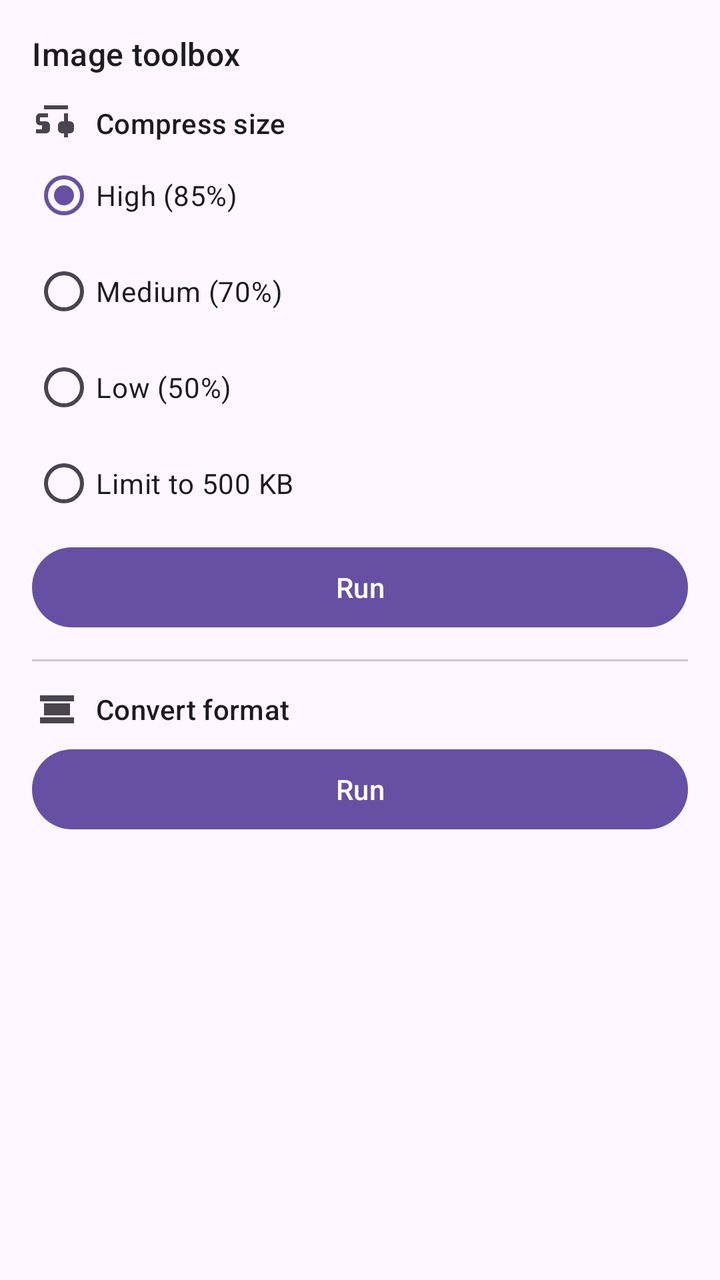
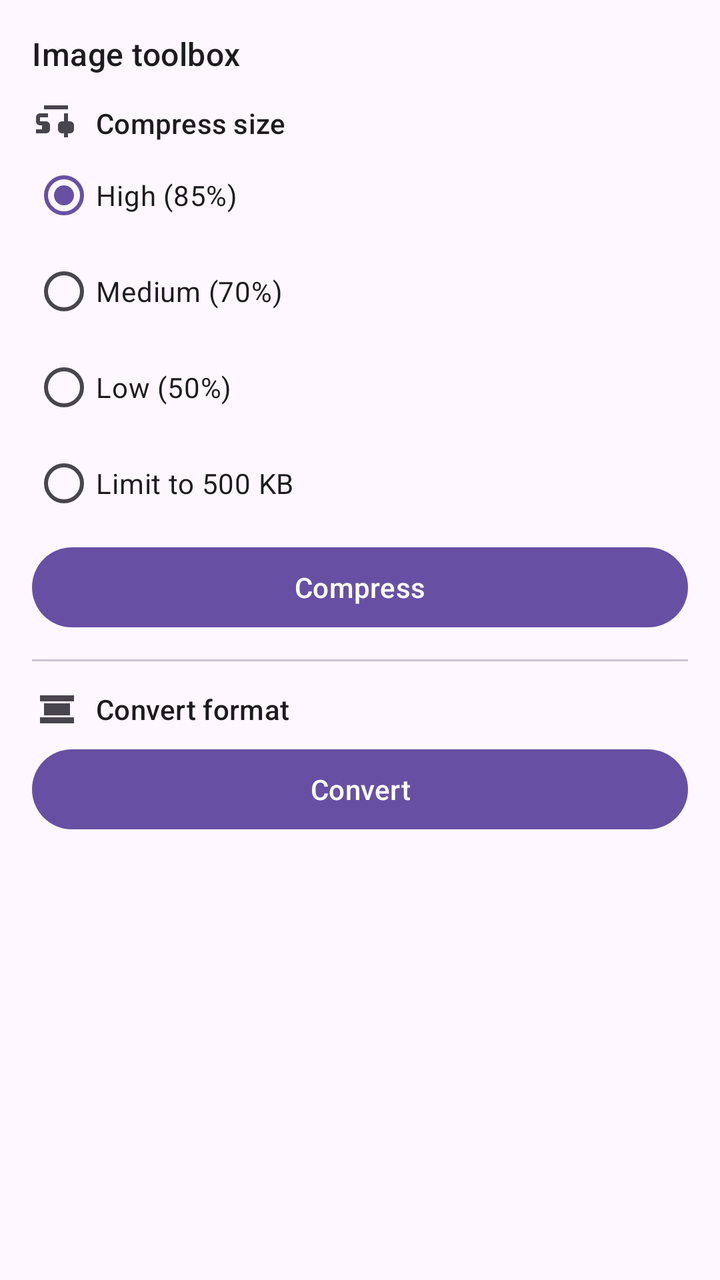

The first picture is an Android layout as it rendered before a commit; the second is the same layout after the commit. The layout source and the unified diff follow.
<!-- AndroidManifest.xml: application theme Theme.Glimpse -->
<!-- res/layout/dialog_image_toolbox.xml -->
<?xml version="1.0" encoding="utf-8"?>
<ScrollView xmlns:android="http://schemas.android.com/apk/res/android"
    xmlns:app="http://schemas.android.com/apk/res-auto"
    android:layout_width="match_parent"
    android:layout_height="wrap_content"
    android:fillViewport="true">

<LinearLayout
    android:layout_width="match_parent"
    android:layout_height="wrap_content"
    android:orientation="vertical"
    android:padding="16dp">

    <TextView
        android:layout_width="match_parent"
        android:layout_height="wrap_content"
        android:layout_marginBottom="12dp"
        android:text="@string/toolbox_title"
        android:textAppearance="?attr/textAppearanceTitleMedium" />

    
    <LinearLayout
        android:id="@+id/compressSection"
        android:layout_width="match_parent"
        android:layout_height="wrap_content"
        android:orientation="vertical">

        <TextView
            android:layout_width="wrap_content"
            android:layout_height="wrap_content"
            android:drawablePadding="8dp"
            android:gravity="center_vertical"
            android:text="@string/toolbox_compress"
            android:textAppearance="?attr/textAppearanceTitleSmall"
            app:drawableStartCompat="@drawable/ic_compress" />

        <RadioGroup
            android:id="@+id/compressRadioGroup"
            android:layout_width="match_parent"
            android:layout_height="wrap_content"
            android:orientation="vertical">

            <RadioButton
                android:id="@+id/compressHigh"
                android:layout_width="wrap_content"
                android:layout_height="wrap_content"
                android:checked="true"
                android:text="@string/toolbox_compress_quality_high" />

            <RadioButton
                android:id="@+id/compressMedium"
                android:layout_width="wrap_content"
                android:layout_height="wrap_content"
                android:text="@string/toolbox_compress_quality_medium" />

            <RadioButton
                android:id="@+id/compressLow"
                android:layout_width="wrap_content"
                android:layout_height="wrap_content"
                android:text="@string/toolbox_compress_quality_low" />

            <RadioButton
                android:id="@+id/compressMaxSize"
                android:layout_width="wrap_content"
                android:layout_height="wrap_content"
                android:text="@string/toolbox_compress_max_size" />
        </RadioGroup>

        <com.google.android.material.button.MaterialButton
            android:id="@+id/compressRunButton"
            android:layout_width="match_parent"
            android:layout_height="wrap_content"
            android:layout_marginTop="4dp"
            android:text="@string/toolbox_run" />
    </LinearLayout>

    <View
        android:layout_width="match_parent"
        android:layout_height="1dp"
        android:layout_marginVertical="12dp"
        android:background="?attr/colorOutlineVariant" />

    
    <LinearLayout
        android:id="@+id/convertSection"
        android:layout_width="match_parent"
        android:layout_height="wrap_content"
        android:orientation="vertical">

        <TextView
            android:layout_width="wrap_content"
            android:layout_height="wrap_content"
            android:drawablePadding="8dp"
            android:gravity="center_vertical"
            android:text="@string/toolbox_convert"
            android:textAppearance="?attr/textAppearanceTitleSmall"
            app:drawableStartCompat="@drawable/ic_convert" />

        <com.google.android.material.chip.ChipGroup
            android:id="@+id/convertChipGroup"
            android:layout_width="match_parent"
            android:layout_height="wrap_content"
            app:singleLine="true"
            app:singleSelection="true" />

        <com.google.android.material.button.MaterialButton
            android:id="@+id/convertRunButton"
            android:layout_width="match_parent"
            android:layout_height="wrap_content"
            android:layout_marginTop="4dp"
            android:text="@string/toolbox_run" />
    </LinearLayout>

    
    <LinearLayout
        android:id="@+id/videoToGifSection"
        android:layout_width="match_parent"
        android:layout_height="wrap_content"
        android:orientation="vertical"
        android:visibility="gone">

        <View
            android:layout_width="match_parent"
            android:layout_height="1dp"
            android:layout_marginBottom="12dp"
            android:background="?attr/colorOutlineVariant" />

        <TextView
            android:layout_width="wrap_content"
            android:layout_height="wrap_content"
            android:drawablePadding="8dp"
            android:gravity="center_vertical"
            android:text="@string/toolbox_video_to_gif"
            android:textAppearance="?attr/textAppearanceTitleSmall"
            app:drawableStartCompat="@drawable/ic_video_to_gif" />

        <TextView
            android:id="@+id/gifDurationLabel"
            android:layout_width="wrap_content"
            android:layout_height="wrap_content"
            android:text="@string/toolbox_video_to_gif_duration" />

        <SeekBar
            android:id="@+id/gifDurationSeekBar"
            android:layout_width="match_parent"
            android:layout_height="wrap_content"
            android:max="15"
            android:progress="5" />

        <com.google.android.material.button.MaterialButton
            android:id="@+id/videoToGifRunButton"
            android:layout_width="match_parent"
            android:layout_height="wrap_content"
            android:layout_marginTop="4dp"
            android:text="@string/toolbox_run" />
    </LinearLayout>

    <com.google.android.material.progressindicator.LinearProgressIndicator
        android:id="@+id/toolboxProgressBar"
        android:layout_width="match_parent"
        android:layout_height="wrap_content"
        android:layout_marginTop="12dp"
        android:indeterminate="true"
        android:visibility="gone" />

</LinearLayout>
</ScrollView>
<!-- resources referenced by this layout -->
<resources>
  <!-- drawable ic_compress (drawable) -->
  <?xml version="1.0" encoding="utf-8"?>
  <vector xmlns:android="http://schemas.android.com/apk/res/android"
      android:width="24dp"
      android:height="24dp"
      android:viewportWidth="24"
      android:viewportHeight="24"
      android:tint="?attr/colorControlNormal">
      <path
          android:fillColor="@android:color/white"
          android:pathData="M4,9h4V7H4C2.9,7 2,7.9 2,9v2c0,1.1 0.9,2 2,2h1v2H2v2h5c1.1,0 2,-0.9 2,-2v-2c0,-1.1 -0.9,-2 -2,-2H4V9zM19,11h-1V7h-2v4h-1c-1.1,0 -2,0.9 -2,2v2c0,1.1 0.9,2 2,2h1v2h2v-2h1c1.1,0 2,-0.9 2,-2v-2C21,11.9 20.1,11 19,11zM6,3h12v2H6z" />
  </vector>
  <!-- drawable ic_convert (drawable) -->
  <?xml version="1.0" encoding="utf-8"?>
  <vector xmlns:android="http://schemas.android.com/apk/res/android"
      android:width="24dp"
      android:height="24dp"
      android:viewportWidth="24"
      android:viewportHeight="24"
      android:tint="?attr/colorControlNormal">
      <path
          android:fillColor="@android:color/white"
          android:pathData="M4,5v3h17V5H4zM6,9v6h13V9H6zM4,19h17v-3H4V19z" />
  </vector>
  <!-- drawable ic_video_to_gif (drawable) -->
  <?xml version="1.0" encoding="utf-8"?>
  <vector xmlns:android="http://schemas.android.com/apk/res/android"
      android:width="24dp"
      android:height="24dp"
      android:viewportWidth="24"
      android:viewportHeight="24"
      android:tint="?attr/colorControlNormal">
      <path
          android:fillColor="@android:color/white"
          android:pathData="M11.5,2H6v8c0,1.1 0.9,2 2,2h12c1.1,0 2,-0.9 2,-2V4c0,-1.1 -0.9,-2 -2,-2h-6.5C11.5,2 11.5,2 11.5,2zM10,10V4h2v6H10zM6,4h2v6H6V4zM14,10V4h2v6H14zM18,10V4h2v6H18zM5,14H3v6h12v-6h-2v-2H3v2h2zM19,16h2v-2h-2V16zM19,20h2v-2h-2V20zM21,18v-2h-2v2H21z" />
  </vector>
  <string name="toolbox_compress">Compress size</string>
  <string name="toolbox_compress_max_size">Limit to 500 KB</string>
  <string name="toolbox_compress_quality_high">High (85%)</string>
  <string name="toolbox_compress_quality_low">Low (50%)</string>
  <string name="toolbox_compress_quality_medium">Medium (70%)</string>
  <string name="toolbox_convert">Convert format</string>
  <string name="toolbox_run">Run</string>
  <string name="toolbox_title">Image toolbox</string>
  <string name="toolbox_video_to_gif">Video to GIF</string>
  <string name="toolbox_video_to_gif_duration">Duration (seconds)</string>
  <style name="Theme.Glimpse" parent="Theme.Material3.DayNight.NoActionBar">
          <item name="android:windowLayoutInDisplayCutoutMode">always</item>
          <item name="windowActionModeOverlay">true</item>
      </style>
</resources>

<!-- the commit's change to res/layout/dialog_image_toolbox.xml (unified diff, before → after) -->
@@ -71,7 +71,7 @@
             android:layout_width="match_parent"
             android:layout_height="wrap_content"
             android:layout_marginTop="4dp"
-            android:text="@string/toolbox_run" />
+            android:text="@string/toolbox_compress_run" />
     </LinearLayout>
 
     <View
@@ -108,7 +108,7 @@
             android:layout_width="match_parent"
             android:layout_height="wrap_content"
             android:layout_marginTop="4dp"
-            android:text="@string/toolbox_run" />
+            android:text="@string/toolbox_convert_run" />
     </LinearLayout>
 
     
@@ -152,7 +152,7 @@
             android:layout_width="match_parent"
             android:layout_height="wrap_content"
             android:layout_marginTop="4dp"
-            android:text="@string/toolbox_run" />
+            android:text="@string/toolbox_video_to_gif_run" />
     </LinearLayout>
 
     <com.google.android.material.progressindicator.LinearProgressIndicator
<!-- resource entries referenced after the edit -->
@@ -41,11 +41,13 @@
   <string name="toolbox_compress_quality_high">High (85%)</string>
   <string name="toolbox_compress_quality_low">Low (50%)</string>
   <string name="toolbox_compress_quality_medium">Medium (70%)</string>
+  <string name="toolbox_compress_run">Compress</string>
   <string name="toolbox_convert">Convert format</string>
-  <string name="toolbox_run">Run</string>
+  <string name="toolbox_convert_run">Convert</string>
   <string name="toolbox_title">Image toolbox</string>
   <string name="toolbox_video_to_gif">Video to GIF</string>
   <string name="toolbox_video_to_gif_duration">Duration (seconds)</string>
+  <string name="toolbox_video_to_gif_run">Create GIF</string>
   <style name="Theme.Glimpse" parent="Theme.Material3.DayNight.NoActionBar">
           <item name="android:windowLayoutInDisplayCutoutMode">always</item>
           <item name="windowActionModeOverlay">true</item>
